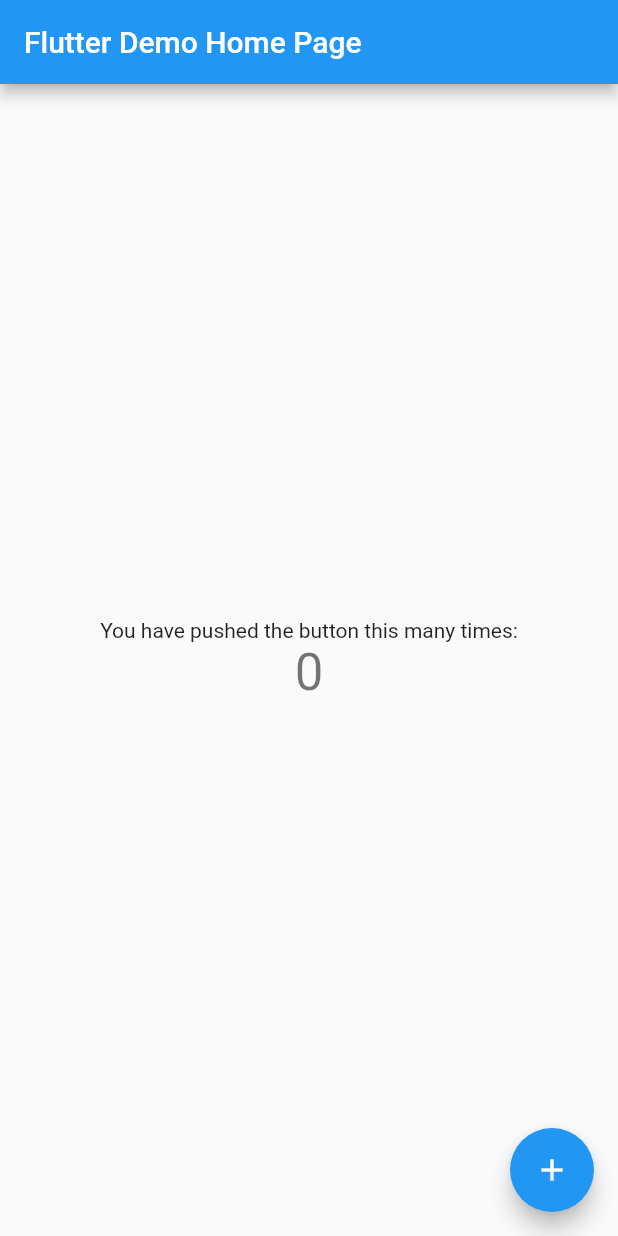
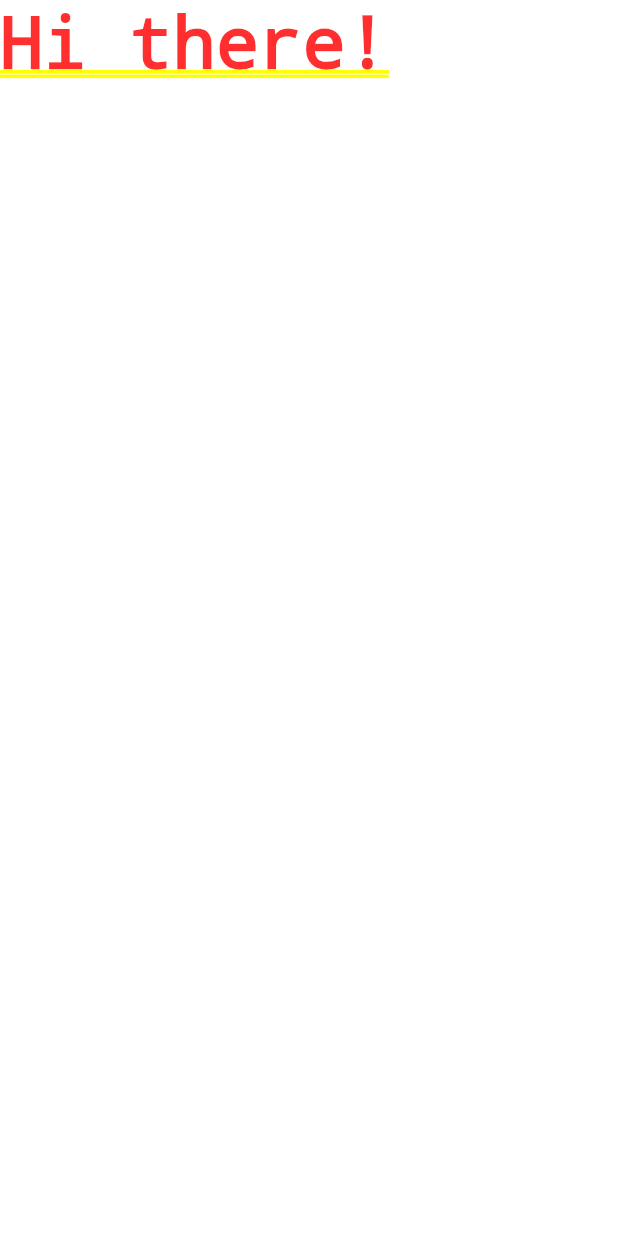
Before and after one commit to iVamsi/flutter_learning, a Flutter app: the screen it shows after launch, on a phone screen of 412 x 824 dp. Run offline on Flutter 3.47's test engine with Material 2 defaults, Android fonts, the phone set to English and light mode, and no system bars.

Commit message:
Hello world

```diff
--- a/pics/lib/main.dart
+++ b/pics/lib/main.dart
@@ -1,111 +1,9 @@
 import 'package:flutter/material.dart';
 
-void main() => runApp(MyApp());
+void main() {
+  var app = new MaterialApp(
+      home: Text('Hi there!')
+  );
 
-class MyApp extends StatelessWidget {
-  // This widget is the root of your application.
-  @override
-  Widget build(BuildContext context) {
-    return MaterialApp(
-      title: 'Flutter Demo',
-      theme: ThemeData(
-        // This is the theme of your application.
-        //
-        // Try running your application with "flutter run". You'll see the
-        // application has a blue toolbar. Then, without quitting the app, try
-        // changing the primarySwatch below to Colors.green and then invoke
-        // "hot reload" (press "r" in the console where you ran "flutter run",
-        // or simply save your changes to "hot reload" in a Flutter IDE).
-        // Notice that the counter didn't reset back to zero; the application
-        // is not restarted.
-        primarySwatch: Colors.blue,
-      ),
-      home: MyHomePage(title: 'Flutter Demo Home Page'),
-    );
-  }
+  runApp(app);
 }
-
-class MyHomePage extends StatefulWidget {
-  MyHomePage({Key key, this.title}) : super(key: key);
-
-  // This widget is the home page of your application. It is stateful, meaning
-  // that it has a State object (defined below) that contains fields that affect
-  // how it looks.
-
-  // This class is the configuration for the state. It holds the values (in this
-  // case the title) provided by the parent (in this case the App widget) and
-  // used by the build method of the State. Fields in a Widget subclass are
-  // always marked "final".
-
-  final String title;
-
-  @override
-  _MyHomePageState createState() => _MyHomePageState();
-}
-
-class _MyHomePageState extends State<MyHomePage> {
-  int _counter = 0;
-
-  void _incrementCounter() {
-    setState(() {
-      // This call to setState tells the Flutter framework that something has
-      // changed in this State, which causes it to rerun the build method below
-      // so that the display can reflect the updated values. If we changed
-      // _counter without calling setState(), then the build method would not be
-      // called again, and so nothing would appear to happen.
-      _counter++;
-    });
-  }
-
-  @override
-  Widget build(BuildContext context) {
-    // This method is rerun every time setState is called, for instance as done
-    // by the _incrementCounter method above.
-    //
-    // The Flutter framework has been optimized to make rerunning build methods
-    // fast, so that you can just rebuild anything that needs updating rather
-    // than having to individually change instances of widgets.
-    return Scaffold(
-      appBar: AppBar(
-        // Here we take the value from the MyHomePage object that was created by
-        // the App.build method, and use it to set our appbar title.
-        title: Text(widget.title),
-      ),
-      body: Center(
-        // Center is a layout widget. It takes a single child and positions it
-        // in the middle of the parent.
-        child: Column(
-          // Column is also layout widget. It takes a list of children and
-          // arranges them vertically. By default, it sizes itself to fit its
-          // children horizontally, and tries to be as tall as its parent.
-          //
-          // Invoke "debug painting" (press "p" in the console, choose the
-          // "Toggle Debug Paint" action from the Flutter Inspector in Android
-          // Studio, or the "Toggle Debug Paint" command in Visual Studio Code)
-          // to see the wireframe for each widget.
-          //
-          // Column has various properties to control how it sizes itself and
-          // how it positions its children. Here we use mainAxisAlignment to
-          // center the children vertically; the main axis here is the vertical
-          // axis because Columns are vertical (the cross axis would be
-          // horizontal).
-          mainAxisAlignment: MainAxisAlignment.center,
-          children: <Widget>[
-            Text(
-              'You have pushed the button this many times:',
-            ),
-            Text(
-              '$_counter',
-              style: Theme.of(context).textTheme.display1,
-            ),
-          ],
-        ),
-      ),
-      floatingActionButton: FloatingActionButton(
-        onPressed: _incrementCounter,
-        tooltip: 'Increment',
-        child: Icon(Icons.add),
-      ), // This trailing comma makes auto-formatting nicer for build methods.
-    );
-  }
-}
```
Also changed, not shown: 1 other file.
